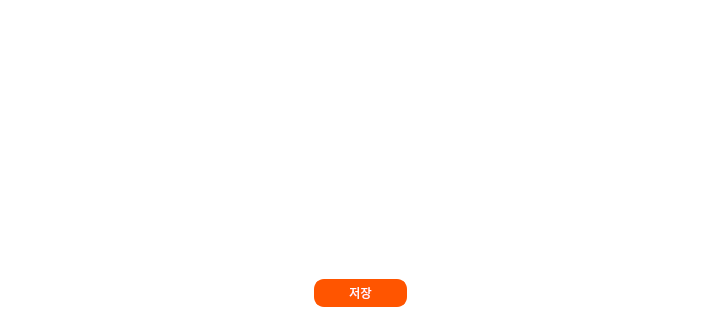
First picture: the form in add_edu.ui, repository hyeona-jeong/HRIS, before the edit; both pictures show x 0 to 720 and y 211 to 531 of the 720 by 531 pixel window.
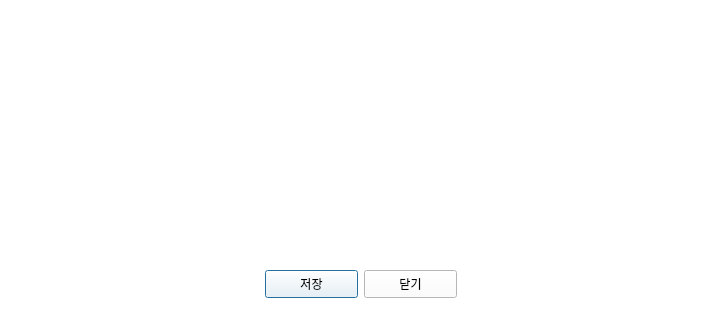
Second picture: the form after the edit.

Diff of the .ui file:
```diff
--- a/add_edu.ui
+++ b/add_edu.ui
@@ -562,15 +562,31 @@
     </property>
    </column>
   </widget>
-  <widget class="QPushButton" name="pushButton_4">
+  <widget class="QWidget" name="horizontalLayoutWidget">
    <property name="geometry">
     <rect>
-     <x>314</x>
-     <y>490</y>
-     <width>93</width>
-     <height>28</height>
+     <x>0</x>
+     <y>480</y>
+     <width>721</width>
+     <height>31</height>
     </rect>
    </property>
+   <layout class="QHBoxLayout" name="horizontalLayout">
+    <item>
+     <spacer name="horizontalSpacer">
+      <property name="orientation">
+       <enum>Qt::Horizontal</enum>
+      </property>
+      <property name="sizeHint" stdset="0">
+       <size>
+        <width>40</width>
+        <height>20</height>
+       </size>
+      </property>
+     </spacer>
+    </item>
+    <item>
+     <widget class="QPushButton" name="saveBtn">
    <property name="minimumSize">
     <size>
      <width>93</width>
@@ -584,14 +600,49 @@
     </size>
    </property>
    <property name="styleSheet">
-    <string notr="true">background-color: #ff5500;
-border-radius : 10px; 
-border : 2px solid #ff5500;
-color: white;</string>
+       <string notr="true"/>
    </property>
    <property name="text">
     <string>저장</string>
    </property>
+     </widget>
+    </item>
+    <item>
+     <widget class="QPushButton" name="cnlBtn">
+      <property name="minimumSize">
+       <size>
+        <width>93</width>
+        <height>28</height>
+       </size>
+      </property>
+      <property name="maximumSize">
+       <size>
+        <width>93</width>
+        <height>28</height>
+       </size>
+      </property>
+      <property name="styleSheet">
+       <string notr="true"/>
+      </property>
+      <property name="text">
+       <string>닫기</string>
+      </property>
+     </widget>
+    </item>
+    <item>
+     <spacer name="horizontalSpacer_2">
+      <property name="orientation">
+       <enum>Qt::Horizontal</enum>
+      </property>
+      <property name="sizeHint" stdset="0">
+       <size>
+        <width>40</width>
+        <height>20</height>
+       </size>
+      </property>
+     </spacer>
+    </item>
+   </layout>
   </widget>
  </widget>
  <resources/>
```
Lines whose indentation alone changed are shown as unchanged.
